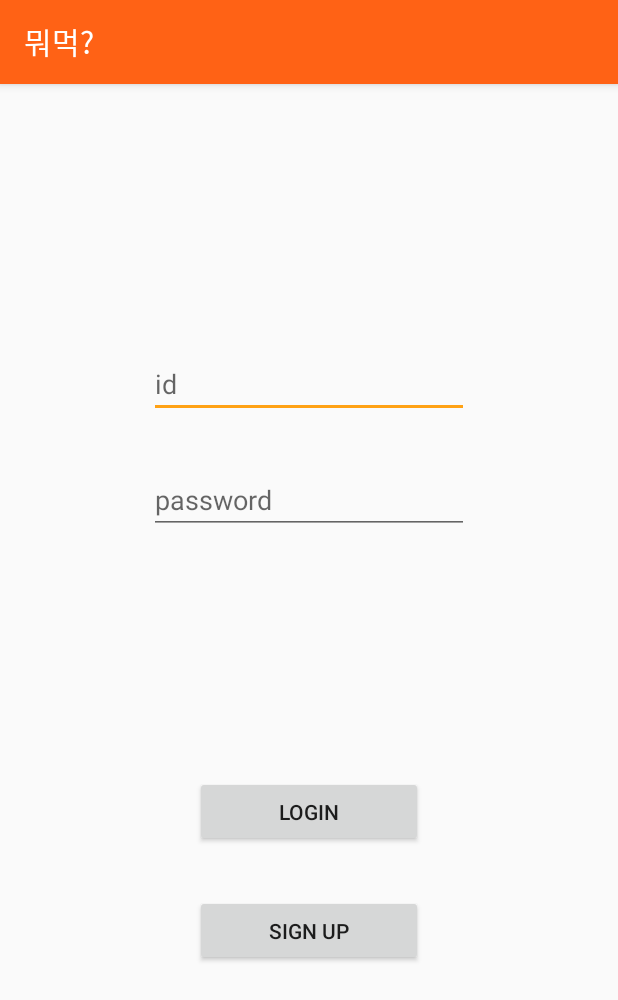
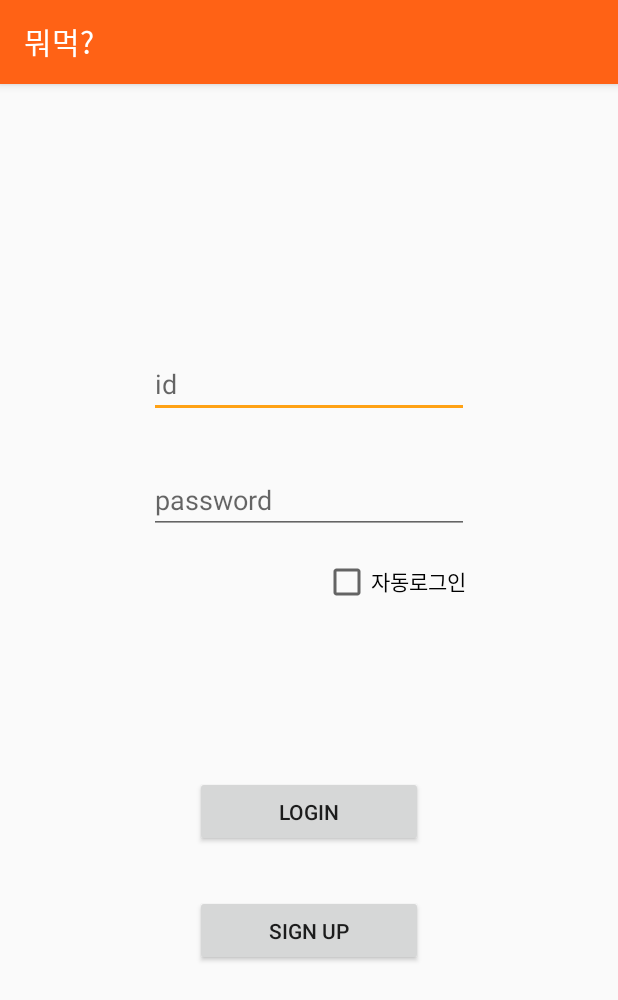
Before and after one commit to sog0ng/restaurant, an Android app: the screen it shows after launch (MainActivity), on a phone screen of 412 x 824 dp. Shown: the top 1000 px of the screen. Run offline under Robolectric (Android 15) with nearby library versions, the phone set to English and light mode, and no system bars; our stand-ins replace Firebase (no records; nobody signed in at launch, a user with empty details on screens opened directly).

Commit message:
MainActivity   자동로그인 구현 activity_main.xml   자동로그인을 위한 CheckBox 추가

```diff
--- a/app/src/main/java/com/example/reservation/MainActivity.java
+++ b/app/src/main/java/com/example/reservation/MainActivity.java
@@ -8,10 +8,16 @@ import android.os.Bundle;
 import android.util.Log;
 import android.view.View;
 import android.widget.Button;
+import android.widget.CheckBox;
 import android.widget.EditText;
+import android.widget.Switch;
 import android.widget.TextView;
 import android.widget.Toast;
 import androidx.appcompat.app.ActionBar;
+
+import android.content.Context;
+import android.content.SharedPreferences;
+import android.preference.PreferenceManager;
 
 import com.google.android.material.tabs.TabLayout;
 import com.google.firebase.database.DataSnapshot;
@@ -26,7 +32,11 @@ public class MainActivity extends AppCompatActivity {
     EditText editpw, editid;
     Button login, signUp;
     ValueEventListener mValueEventListener;
-    String userid, userpw;
+    private String userid, userpw, autoId, autoPW;
+    private CheckBox autoLogin;
+    private SharedPreferences setting;
+    private SharedPreferences.Editor editor;
+    private boolean autoLoginChecker = false;
 
     @Override
     protected void onCreate(Bundle savedInstanceState) {
@@ -38,16 +48,32 @@ public class MainActivity extends AppCompatActivity {
         FirebaseDatabase database = FirebaseDatabase.getInstance();
         final DatabaseReference myRef1 = database.getReference("User_info/");
 
+        setting = getSharedPreferences("login", 0);
+        editor = setting.edit();
 
         editid = (EditText) findViewById(R.id.editid);
         editpw = (EditText) findViewById(R.id.editpw);
         login = (Button) findViewById(R.id.login);
         signUp = (Button) findViewById(R.id.signUp);
+        autoLogin = (CheckBox) findViewById(R.id.autoLogin);
 
         userid = editid.getText().toString().trim();
         userpw = editpw.getText().toString().trim();
         final String c_id, o_id;
 
+        autoId = setting.getString("ID", "");
+        autoPW = setting.getString("PW", "");
+
+        autoLogin.setOnClickListener(new CheckBox.OnClickListener() {
+            @Override
+            public void onClick(View v) {
+                if (autoLogin.isChecked()) {
+                    autoLoginChecker = true;
+                } else {
+                    autoLoginChecker = false;
+                }
+            }
+        });
         login.setOnClickListener(new View.OnClickListener() {
             @Override
             public void onClick(View v) {
@@ -70,6 +96,7 @@ public class MainActivity extends AppCompatActivity {
                                     Intent owner = new Intent(getApplicationContext(), OwnerHomeActivity.class);//사장 첫화면으로
                                     owner.putExtra("key", key);
                                     owner.putExtra("id", editid.getText().toString());
+                                    saveForAutoLogin();
                                     startActivity(owner);
                                     editid.setText(null);
                                     editpw.setText(null);
@@ -81,6 +108,7 @@ public class MainActivity extends AppCompatActivity {
                                     Intent customer = new Intent(getApplicationContext(), CustomerHomeActivity.class);//손님 첫화면으로
                                     customer.putExtra("key", key);
                                     customer.putExtra("id", editid.getText().toString());
+                                    saveForAutoLogin();
                                     startActivity(customer);
                                     editid.setText(null);
                                     editpw.setText(null);
@@ -103,6 +131,7 @@ public class MainActivity extends AppCompatActivity {
             }
         });
 
+
         signUp.setOnClickListener(new View.OnClickListener() {
             @Override
             public void onClick(View v) {
@@ -110,5 +139,24 @@ public class MainActivity extends AppCompatActivity {
                 startActivity(sign);
             }
         });
+
+        if(!autoId.equals("") && !autoPW.equals("")) {
+            editid.setText(autoId);
+            editpw.setText(autoPW);
+            autoLogin.performClick();
+            login.performClick();
+        }
+    }
+
+    private void saveForAutoLogin() {
+        if (autoLoginChecker) {
+            editor.putString("ID", editid.getText().toString());
+            editor.putString("PW", editpw.getText().toString());
+            editor.commit();
+        } else {
+            editor.putString("ID", "");
+            editor.putString("PW", "");
+            editor.commit();
+        }
     }
 }
--- a/app/src/main/res/layout/activity_main.xml
+++ b/app/src/main/res/layout/activity_main.xml
@@ -29,10 +29,8 @@
         android:layout_width="wrap_content"
         android:layout_height="wrap_content"
         android:layout_marginStart="8dp"
-        android:layout_marginLeft="8dp"
         android:layout_marginTop="32dp"
         android:layout_marginEnd="8dp"
-        android:layout_marginRight="8dp"
         android:ems="10"
         android:hint="password"
         android:inputType="textPassword"
@@ -68,4 +66,24 @@
         app:layout_constraintEnd_toEndOf="parent"
         app:layout_constraintStart_toStartOf="parent" />
 
+    <androidx.constraintlayout.widget.ConstraintLayout
+        android:layout_width="209dp"
+        android:layout_height="wrap_content"
+        android:layout_marginStart="8dp"
+        android:layout_marginTop="16dp"
+        android:layout_marginEnd="8dp"
+        app:layout_constraintEnd_toEndOf="parent"
+        app:layout_constraintStart_toStartOf="parent"
+        app:layout_constraintTop_toBottomOf="@+id/editpw">
+
+        <CheckBox
+            android:id="@+id/autoLogin"
+            android:layout_width="wrap_content"
+            android:layout_height="31dp"
+            android:text="자동로그인"
+            app:layout_constraintEnd_toEndOf="parent"
+            tools:layout_editor_absoluteY="1dp" />
+    </androidx.constraintlayout.widget.ConstraintLayout>
+
+
 </androidx.constraintlayout.widget.ConstraintLayout>
```
